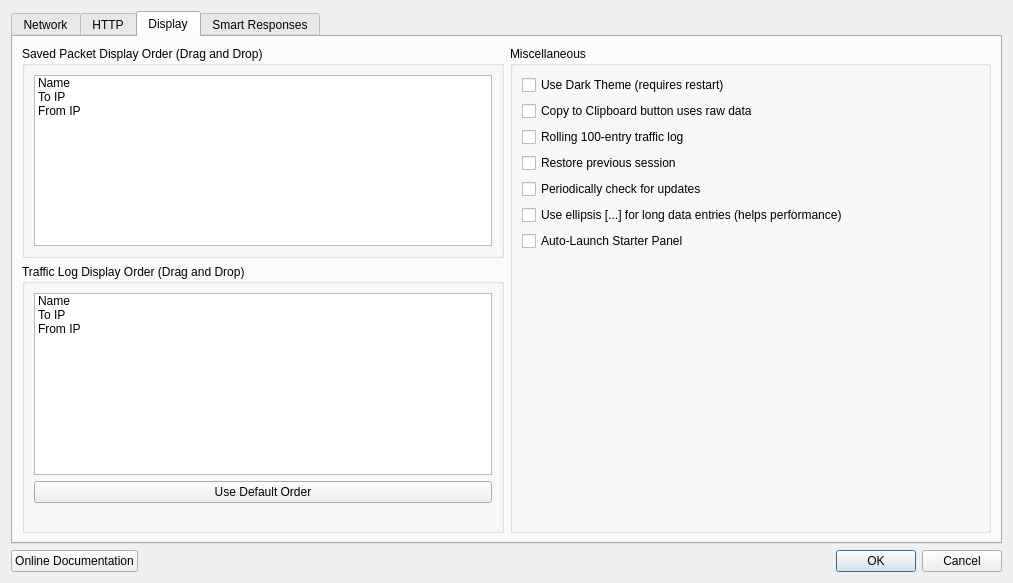
dannagle/PacketSender, file src/settings.ui: the form before one commit.
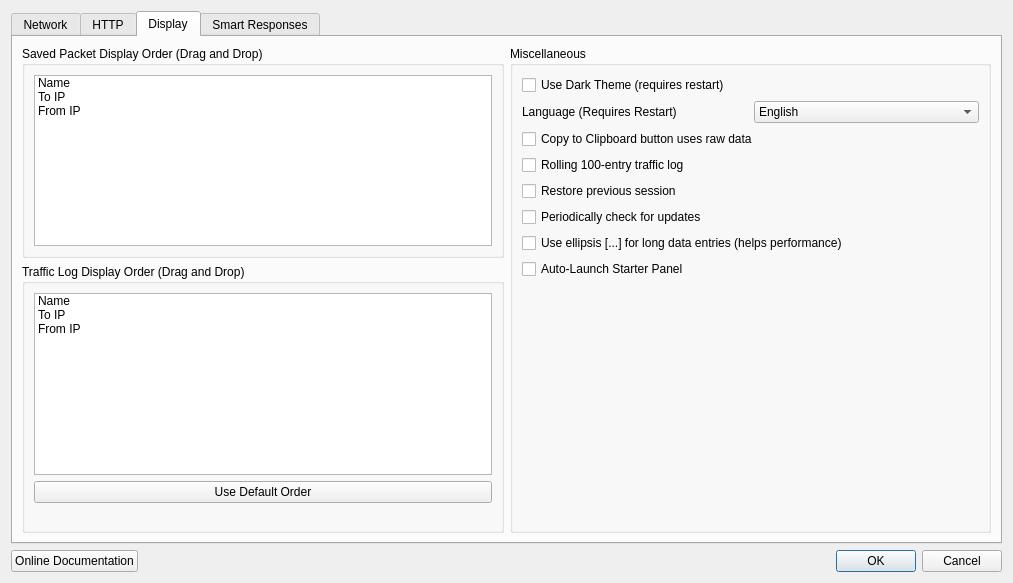
The form after the commit.

```diff
--- a/src/settings.ui
+++ b/src/settings.ui
@@ -633,6 +633,31 @@
             </property>
            </widget>
           </item>
+          <item>
+           <layout class="QHBoxLayout" name="LanguageHolderLayout">
+            <item>
+                <widget class="QLabel" name="languageLabel">
+                <property name="text">
+                <string>Language (Requires Restart)</string>
+                </property>
+                </widget>
+            </item>
+            <item>
+                <widget class="QComboBox" name="languageCombo">
+                <item>
+                <property name="text">
+                <string>English</string>
+                </property>
+                </item>
+                <item>
+                <property name="text">
+                <string>Spanish (Español)</string>
+                </property>
+                </item>
+                </widget>
+            </item>
+           </layout>
+          </item>
           <item>
            <widget class="QCheckBox" name="copyUnformattedCheck">
             <property name="text">
```
